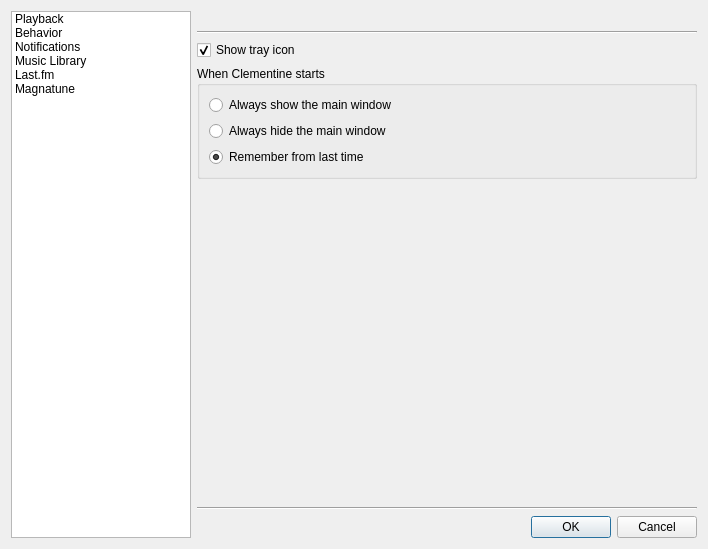
Qt form src/ui/settingsdialog.ui (clementine-player/Clementine) before a commit.
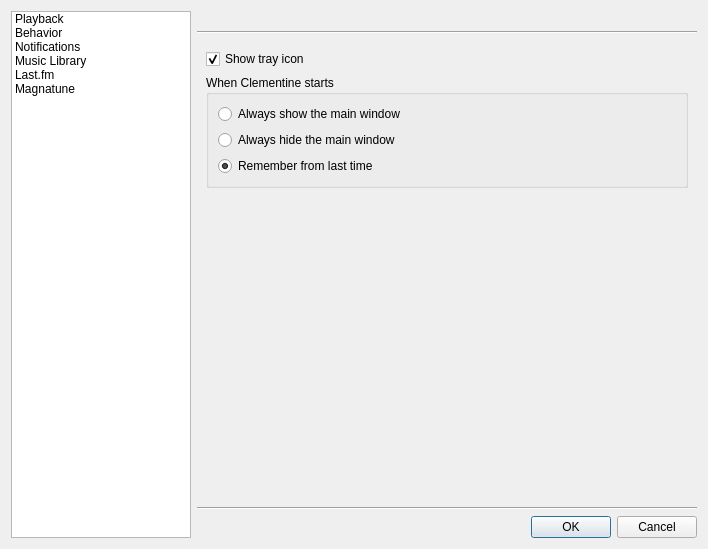
The same form after that commit. The open tabs and pages were chosen to show the change. Icons and pictures are not drawn. Custom widgets are drawn as their Qt base class.

What changed in the file:
```diff
--- a/src/ui/settingsdialog.ui
+++ b/src/ui/settingsdialog.ui
@@ -351,9 +351,6 @@
        </widget>
        <widget class="QWidget" name="page">
         <layout class="QVBoxLayout" name="verticalLayout_9">
-         <property name="margin">
-          <number>0</number>
-         </property>
          <item>
           <widget class="QCheckBox" name="b_show_tray_icon_">
            <property name="text">
```
Left out of the diff: 3 changed lines with no effect on the pictures.
